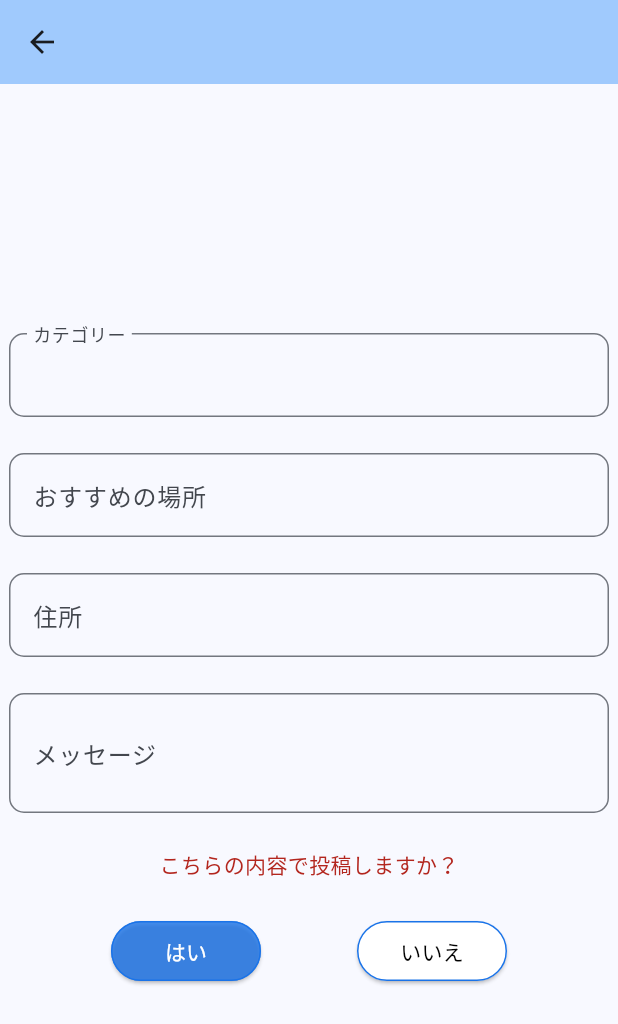
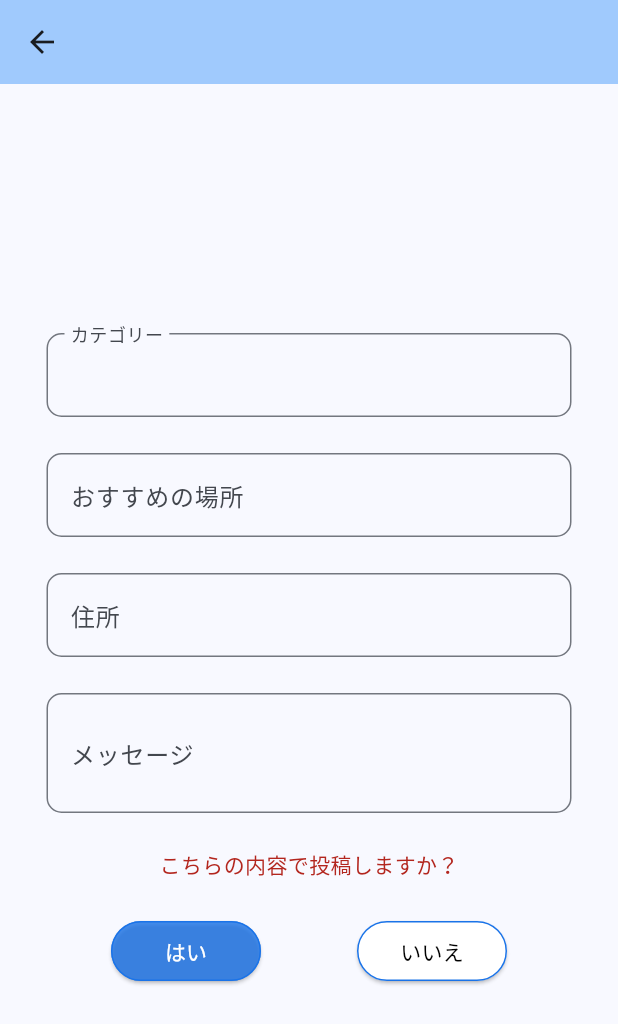
Before and after one commit to Mitsutan/sysdev_suretti, a Flutter app: the MessagePostConfirmation screen opened directly with empty values, on a phone screen of 412 x 824 dp. Shown: the top 1024 px of the screen. Run offline on Flutter 3.47's test engine with Material 3 defaults, Android fonts, the phone set to English and light mode, and no system bars.

Commit message:
メッセージ確認
サイズかえた

```diff
--- a/lib/pages/message_post_confirmation.dart
+++ b/lib/pages/message_post_confirmation.dart
@@ -21,7 +21,7 @@ class MessagePostConfirmation extends StatelessWidget {
         mainAxisAlignment: MainAxisAlignment.center,
         children: [
           SizedBox(
-            width: 400,
+            width: 350,
             child: TextFormField(
               cursorColor: const Color.fromRGBO(131, 124, 124, 1),
               initialValue: category,
@@ -39,7 +39,7 @@ class MessagePostConfirmation extends StatelessWidget {
             height: 24,
           ),
           SizedBox(
-            width: 400,
+            width: 350,
             child: TextFormField(
               initialValue: recommend,
               readOnly: true,
@@ -56,7 +56,7 @@ class MessagePostConfirmation extends StatelessWidget {
             height: 24,
           ),
           SizedBox(
-            width: 400,
+            width: 350,
             child: TextFormField(
               cursorColor: const Color.fromRGBO(131, 124, 124, 1),
               initialValue: address,
@@ -73,7 +73,7 @@ class MessagePostConfirmation extends StatelessWidget {
             height: 24,
           ),
           SizedBox(
-            width: 400,
+            width: 350,
             child: TextFormField(
               keyboardType: TextInputType.multiline,
               minLines: 2,
```
